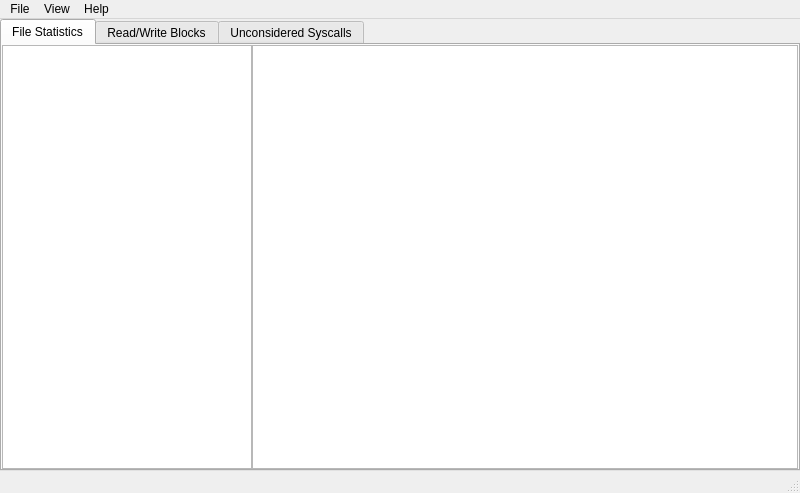
This is iotracegui/view/main_window.ui in nicolasgross/iotrace-gui as Qt 5 draws it before an edit. The edited form follows.
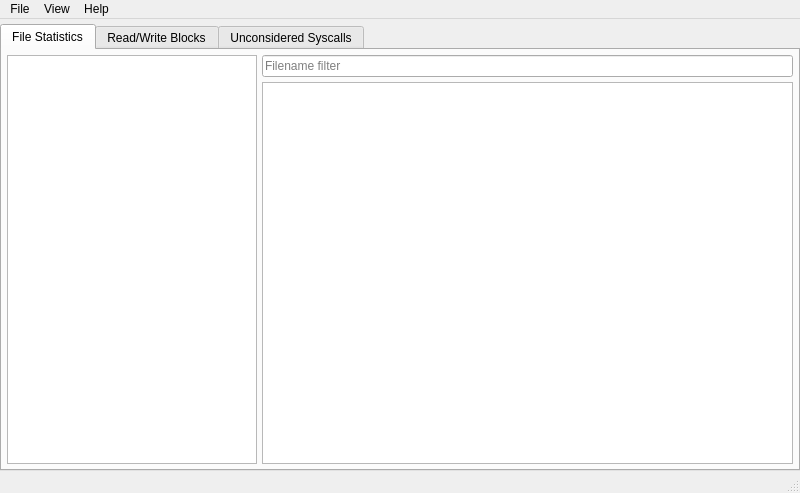
This is the edited form.

Commit message: Add filter and adjust margins

What changed in the file:
```diff
--- a/iotracegui/view/main_window.ui
+++ b/iotracegui/view/main_window.ui
@@ -28,7 +28,7 @@
      <number>0</number>
     </property>
     <property name="topMargin">
-     <number>0</number>
+     <number>5</number>
     </property>
     <property name="rightMargin">
      <number>0</number>
@@ -47,19 +47,19 @@
        </attribute>
        <layout class="QHBoxLayout" name="horizontalLayout">
         <property name="spacing">
-         <number>0</number>
+         <number>5</number>
         </property>
         <property name="leftMargin">
-         <number>0</number>
+         <number>5</number>
         </property>
         <property name="topMargin">
-         <number>0</number>
+         <number>5</number>
         </property>
         <property name="rightMargin">
-         <number>0</number>
+         <number>5</number>
         </property>
         <property name="bottomMargin">
-         <number>0</number>
+         <number>5</number>
         </property>
         <item>
          <widget class="QListView" name="processesListView">
@@ -72,7 +72,33 @@
          </widget>
         </item>
         <item>
-         <widget class="QTableView" name="filestatsTableView"/>
+         <layout class="QVBoxLayout" name="verticalLayout_2">
+          <property name="spacing">
+           <number>5</number>
+          </property>
+          <property name="leftMargin">
+           <number>0</number>
+          </property>
+          <property name="topMargin">
+           <number>0</number>
+          </property>
+          <property name="rightMargin">
+           <number>0</number>
+          </property>
+          <property name="bottomMargin">
+           <number>0</number>
+          </property>
+          <item>
+           <widget class="QLineEdit" name="filestatsLineEdit">
+            <property name="placeholderText">
+             <string>Filename filter</string>
+            </property>
+           </widget>
+          </item>
+          <item>
+           <widget class="QTableView" name="filestatsTableView"/>
+          </item>
+         </layout>
         </item>
        </layout>
       </widget>
```
Left out of the diff: 15 changed lines with no effect on the pictures.
